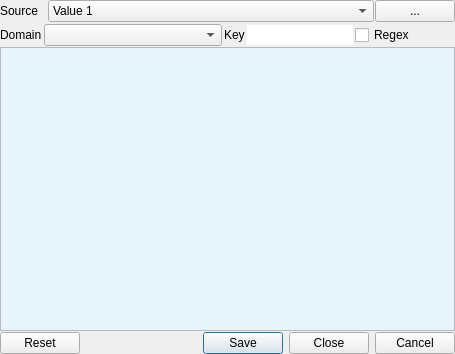
Old version of the form enmapbox/coreapps/metadataeditorV2/metadataeditor.ui in the repository jakimowb/enmapbox_testmigration2.
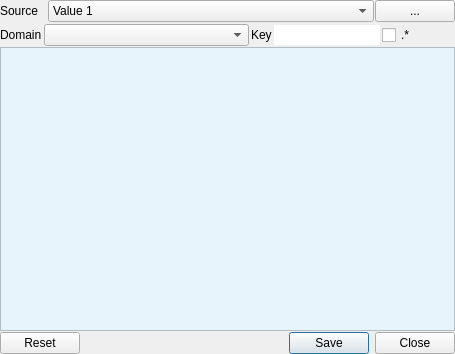
New version of the form. Icons and pictures are not drawn.

Diff of the .ui file:
```diff
--- a/enmapbox/coreapps/metadataeditorV2/metadataeditor.ui
+++ b/enmapbox/coreapps/metadataeditorV2/metadataeditor.ui
@@ -132,7 +132,7 @@
      <item>
       <widget class="QCheckBox" name="cbRegex">
        <property name="text">
-        <string>Regex</string>
+        <string>.*</string>
        </property>
       </widget>
      </item>
@@ -191,7 +191,7 @@
    <item>
     <widget class="QDialogButtonBox" name="buttonBox">
      <property name="standardButtons">
-      <set>QDialogButtonBox::Cancel|QDialogButtonBox::Close|QDialogButtonBox::Reset|QDialogButtonBox::Save</set>
+      <set>QDialogButtonBox::Close|QDialogButtonBox::Reset|QDialogButtonBox::Save</set>
      </property>
     </widget>
    </item>
```
